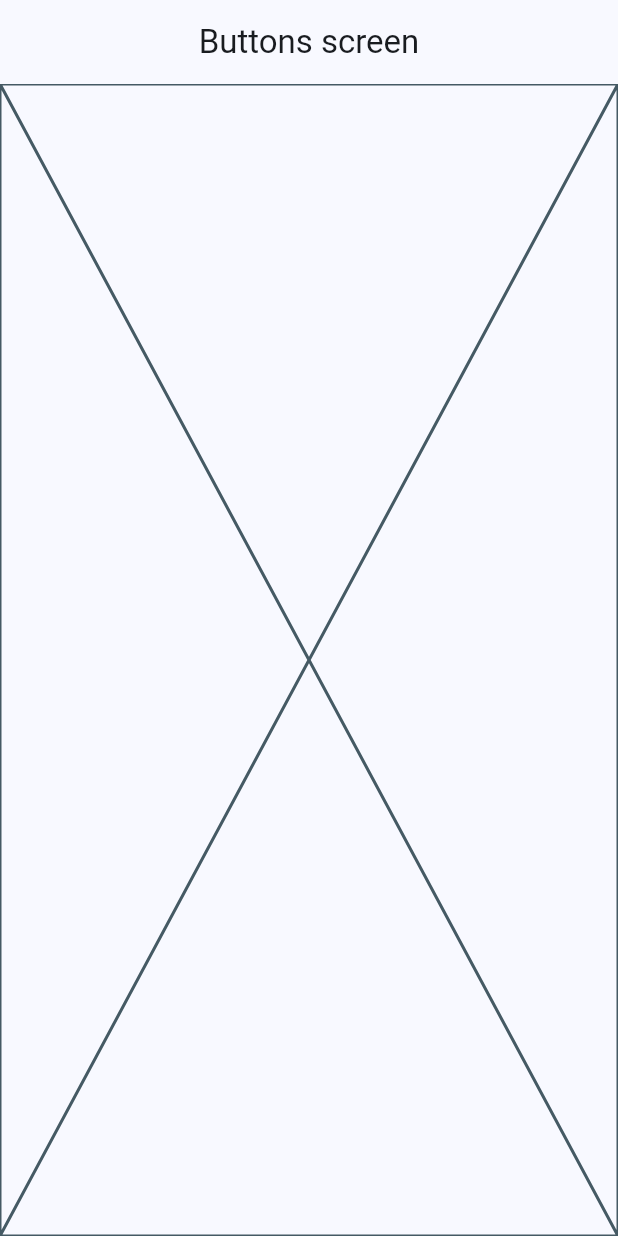
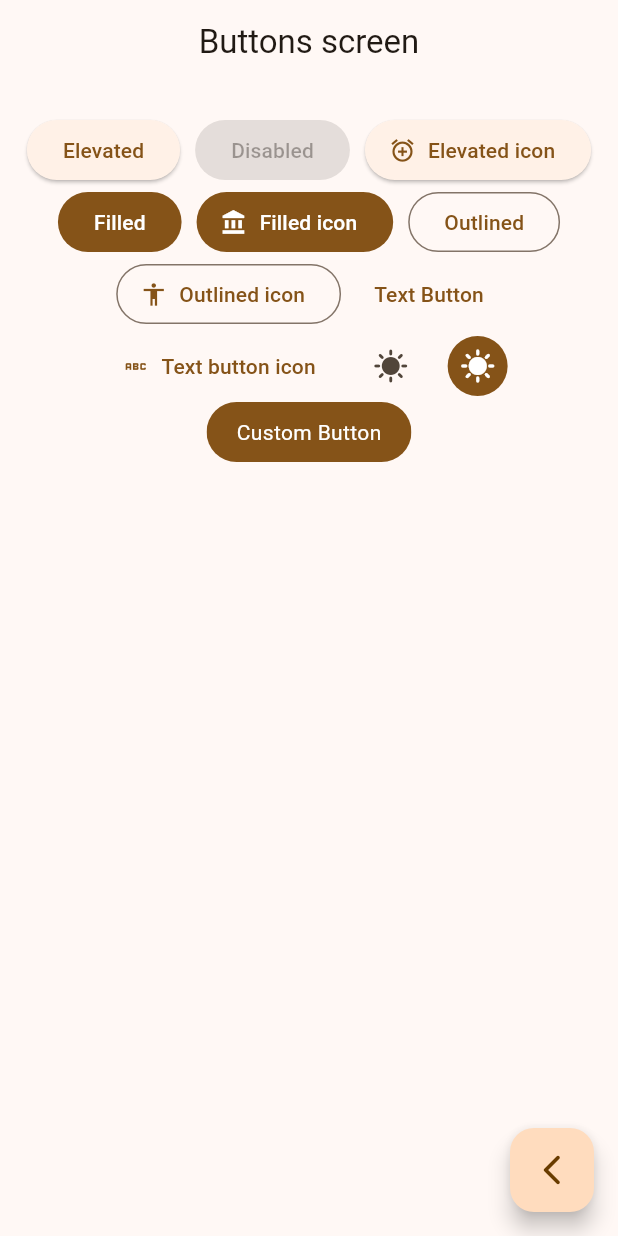
Before and after one commit to quiquereds/cursoFlutter, a Flutter app: the ButtonsScreen screen opened by its route, on a phone screen of 412 x 824 dp. Run offline on Flutter 3.47's test engine with Material 3 defaults, Android fonts, the phone set to English and light mode, and no system bars; our stand-ins replace animate_do, dio, go_router, video_player.

Commit message:
feat: :sparkles: pantalla de botones finalizada de clase 127/465

```diff
--- a/widgets_app/lib/main.dart
+++ b/widgets_app/lib/main.dart
@@ -15,7 +15,7 @@ class MainApp extends StatelessWidget {
     return MaterialApp.router(
       // Especificamos la configuración del router
       routerConfig: appRouter,
-      theme: AppTheme(selectedColor: 3).getTheme(),
+      theme: AppTheme(selectedColor: 2).getTheme(),
       debugShowMaterialGrid: false,
     );
   }
--- a/widgets_app/lib/presentation/screens/buttons/buttons_screen.dart
+++ b/widgets_app/lib/presentation/screens/buttons/buttons_screen.dart
@@ -1,4 +1,5 @@
 import 'package:flutter/material.dart';
+import 'package:go_router/go_router.dart';
 
 class ButtonsScreen extends StatelessWidget {
   /// Definimos el nombre de la ruta
@@ -14,7 +15,143 @@ class ButtonsScreen extends StatelessWidget {
       appBar: AppBar(
         title: const Text('Buttons screen'),
       ),
-      body: const Placeholder(),
+      body: _ButtonsView(),
+      floatingActionButton: FloatingActionButton(
+        child: const Icon(Icons.arrow_back_ios_new_rounded),
+        onPressed: () {
+          // Quitamos la vista de ButtonsScreen del stack (volvemos atrás)
+          context.pop();
+        },
+      ),
     );
   }
 }
+
+class _ButtonsView extends StatelessWidget {
+  @override
+  Widget build(BuildContext context) {
+    final colors = Theme.of(context).colorScheme;
+
+    return SizedBox(
+      width: double.infinity,
+      child: Padding(
+        padding: const EdgeInsets.symmetric(horizontal: 10, vertical: 20),
+        child: Wrap(
+          alignment: WrapAlignment.center,
+          spacing: 10,
+          children: [
+            // Botón habilitado
+            ElevatedButton(
+              onPressed: () {},
+              child: const Text('Elevated'),
+            ),
+
+            // Botón deshabilitado
+            const ElevatedButton(
+              onPressed: null,
+              child: Text('Disabled'),
+            ),
+
+            // Botón con ícono
+            ElevatedButton.icon(
+              onPressed: () {},
+              icon: const Icon(Icons.alarm_add_outlined),
+              label: const Text('Elevated icon'),
+            ),
+
+            // Botón con relleno
+            FilledButton(
+              onPressed: () {},
+              child: const Text('Filled'),
+            ),
+
+            // Botón con relleno e ícono
+            FilledButton.icon(
+              onPressed: () {},
+              label: const Text('Filled icon'),
+              icon: const Icon(Icons.account_balance_sharp),
+            ),
+
+            // Botón con borde
+            OutlinedButton(
+              onPressed: () {},
+              child: const Text('Outlined'),
+            ),
+
+            // Botón con borde e ícono
+            OutlinedButton.icon(
+              onPressed: () {},
+              label: const Text('Outlined icon'),
+              icon: const Icon(Icons.accessibility_sharp),
+            ),
+
+            // Botón de texto
+            TextButton(
+              onPressed: () {},
+              child: const Text('Text Button'),
+            ),
+
+            // Botón de texto con icono
+            TextButton.icon(
+              onPressed: () {},
+              icon: const Icon(Icons.abc),
+              label: const Text('Text button icon'),
+            ),
+
+            // TODO: Custom Button
+
+            // Botón de ícono
+            IconButton(
+              onPressed: () {},
+              icon: const Icon(Icons.sunny),
+            ),
+
+            // Botón de ícono con estilo
+            IconButton(
+              onPressed: () {},
+              icon: const Icon(Icons.sunny, color: Colors.white),
+              style: ButtonStyle(
+                backgroundColor: WidgetStatePropertyAll(colors.primary),
+              ),
+            ),
+
+            // Botón personalizado
+            const CustomButton(),
+          ],
+        ),
+      ),
+    );
+  }
+}
+
+class CustomButton extends StatelessWidget {
+  const CustomButton({super.key});
+
+  @override
+  Widget build(BuildContext context) {
+    final colors = Theme.of(context).colorScheme;
+
+    // Utilizamos este widget para crear bordes redondeados
+    return ClipRRect(
+      borderRadius: BorderRadius.circular(20),
+
+      /// Utilizamos el Inkwell envuelto con Material para replicar el efecto
+      /// splash de un botón convencional
+      child: Material(
+        color: colors.primary,
+        child: InkWell(
+          onTap: () {},
+          child: const Padding(
+            padding: EdgeInsets.symmetric(horizontal: 20, vertical: 10),
+            child: Text(
+              'Custom Button',
+              style: TextStyle(
+                color: Colors.white,
+              ),
+            ),
+          ),
+        ),
+      ),
+    );
+  }
+}
```
